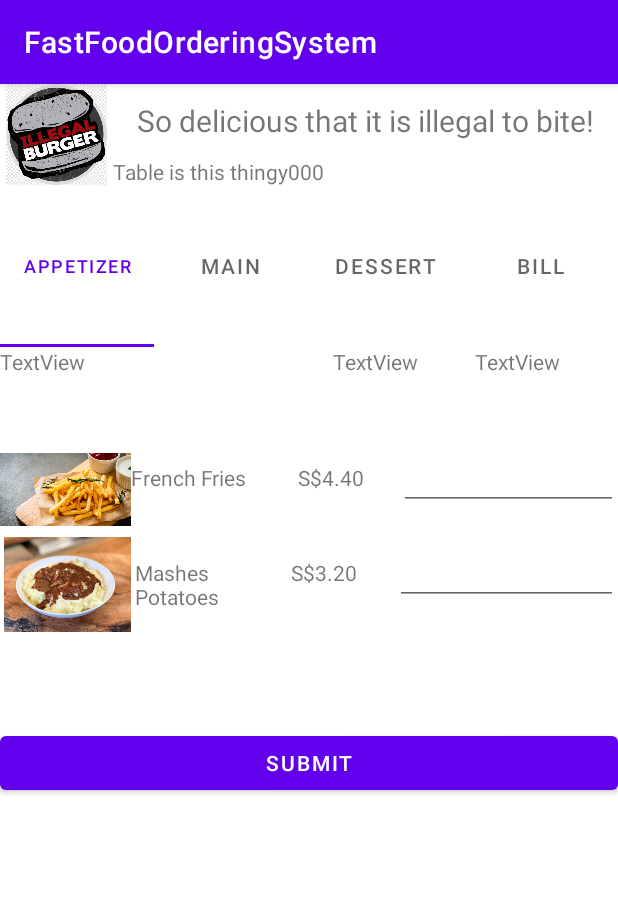
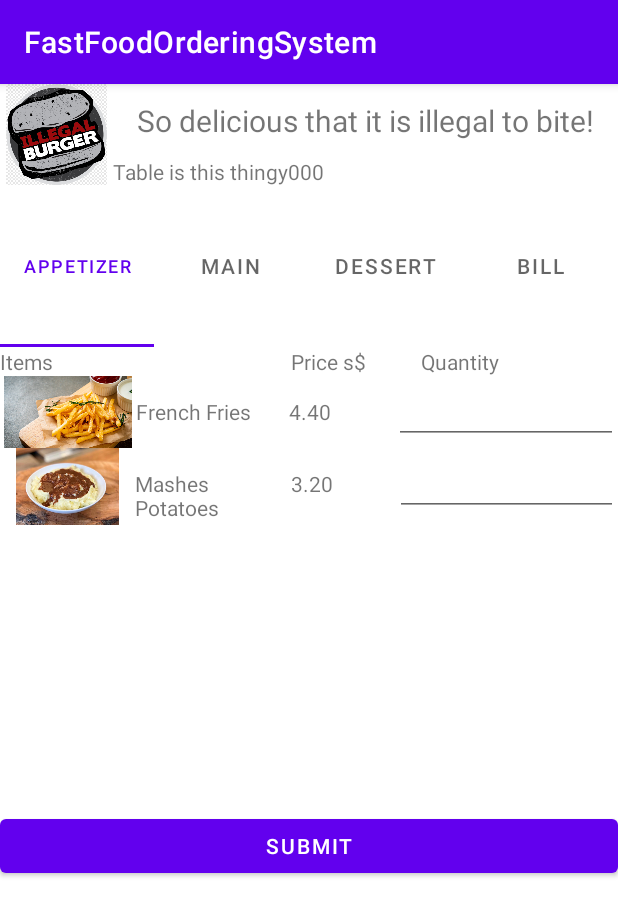
Before and after one commit to Silversoulxx/FastFoodOrderingSystem, an Android app: the Appetizer screen opened directly, with no data from a screen before it, on a phone screen of 412 x 824 dp. Shown: the top 916 px of the screen. Run offline under Robolectric (Android 15) with nearby library versions, the phone set to English and light mode, and no system bars; our stand-ins replace Volley; libraries missing offline, so code that uses them is left out: com.journeyapps.barcodescanner.

Commit message:
test run

```diff
--- a/app/src/main/res/layout/fragment_appetizer.xml
+++ b/app/src/main/res/layout/fragment_appetizer.xml
@@ -9,34 +9,34 @@
 
     <LinearLayout
         android:layout_width="match_parent"
-        android:layout_height="63dp"
+        android:layout_height="wrap_content"
         android:orientation="horizontal">
 
         <TextView
             android:id="@+id/textView"
-            android:layout_width="184dp"
+            android:layout_width="115dp"
             android:layout_height="wrap_content"
             android:layout_weight="1"
-            android:text="TextView" />
+            android:text="Items" />
 
         <TextView
             android:id="@+id/textView2"
-            android:layout_width="wrap_content"
+            android:layout_width="7dp"
             android:layout_height="wrap_content"
             android:layout_weight="1"
-            android:text="TextView" />
+            android:text="Price s$" />
 
         <TextView
             android:id="@+id/textView3"
             android:layout_width="wrap_content"
             android:layout_height="wrap_content"
             android:layout_weight="1"
-            android:text="TextView" />
+            android:text="Quantity" />
     </LinearLayout>
 
     <LinearLayout
         android:layout_width="match_parent"
-        android:layout_height="63dp"
+        android:layout_height="48dp"
         android:orientation="horizontal">
 
         <ImageView
@@ -48,7 +48,7 @@
 
         <TextView
             android:id="@+id/tv_app1"
-            android:layout_width="178dp"
+            android:layout_width="166dp"
             android:layout_height="wrap_content"
             android:layout_weight="1"
             android:text="French Fries" />
@@ -58,7 +58,7 @@
             android:layout_width="134dp"
             android:layout_height="wrap_content"
             android:layout_weight="1"
-            android:text="S$4.40" />
+            android:text="4.40" />
 
         <EditText
             android:id="@+id/app_qty_1"
@@ -72,7 +72,7 @@
 
     <LinearLayout
         android:layout_width="match_parent"
-        android:layout_height="63dp"
+        android:layout_height="51dp"
         android:orientation="horizontal">
 
         <ImageView
@@ -94,7 +94,7 @@
             android:layout_width="134dp"
             android:layout_height="wrap_content"
             android:layout_weight="1"
-            android:text="S$3.20" />
+            android:text="3.20" />
 
         <EditText
             android:id="@+id/app_qty_2"
@@ -115,12 +115,6 @@
         android:layout_height="63dp"
         android:orientation="horizontal">
 
-        <Button
-            android:id="@+id/submit_button"
-            android:layout_width="wrap_content"
-            android:layout_height="wrap_content"
-            android:layout_weight="1"
-            android:text="Submit" />
     </LinearLayout>
     <LinearLayout
         android:layout_width="match_parent"
@@ -133,6 +127,12 @@
         android:layout_height="63dp"
         android:orientation="horizontal">
 
+        <Button
+            android:id="@+id/submit_button"
+            android:layout_width="wrap_content"
+            android:layout_height="wrap_content"
+            android:layout_weight="1"
+            android:text="Submit" />
     </LinearLayout>
 
     <LinearLayout
```
